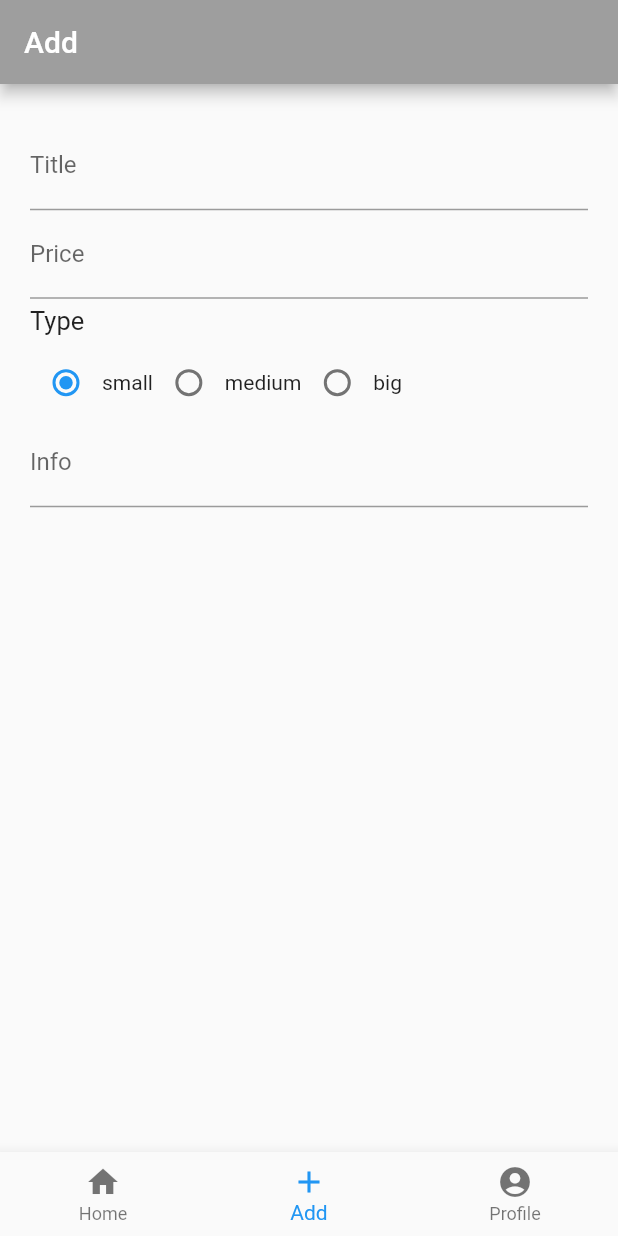
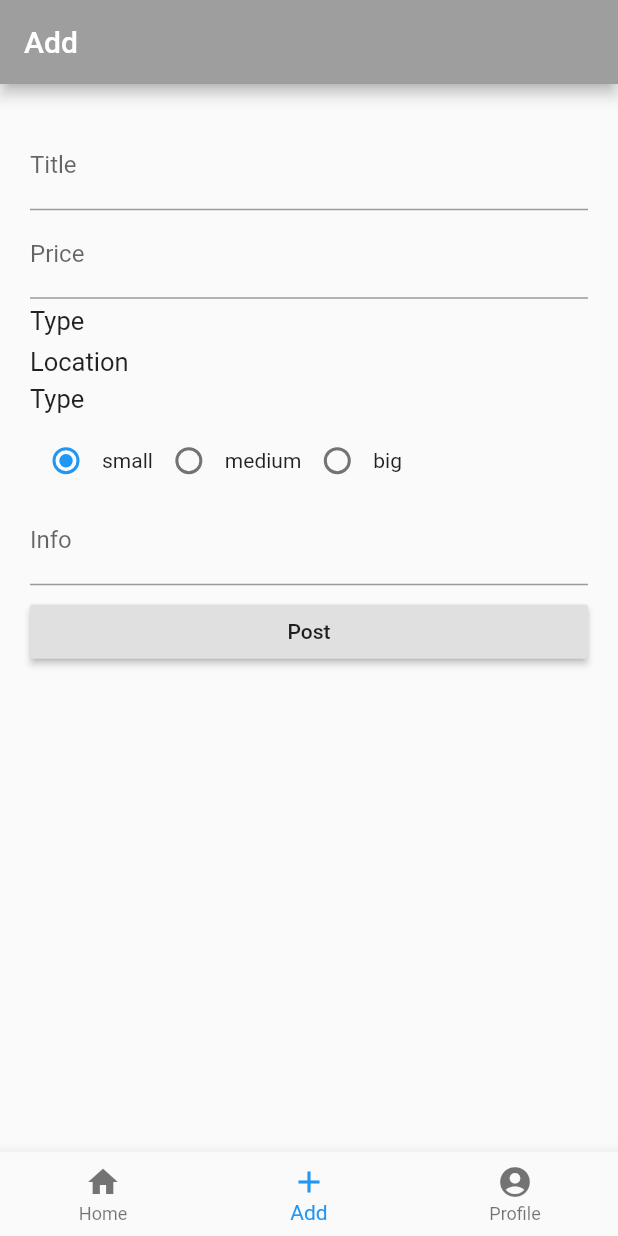
Before and after one commit to lkawka/parking, a Flutter app: the screen it shows after launch, item 2 of the bottom bar chosen, on a phone screen of 412 x 824 dp. Run offline on Flutter 3.47's test engine with Material 2 defaults, Android fonts, the phone set to English and light mode, and no system bars; our stand-ins replace flutter_map, latlong.

Commit message:
kodzenie ssie

```diff
--- a/lib/main.dart
+++ b/lib/main.dart
@@ -9,10 +9,16 @@ class MyApp extends StatelessWidget {
   @override
   Widget build(BuildContext context) {
     return AppState(
-      child: MaterialApp(
-        //debugShowCheckedModeBanner: true,
-        home: TabBarScreen(),
-      ),
+        child: Theme(
+          data: ThemeData(
+            primaryColor: Colors.redAccent,
+            splashColor: Colors.greenAccent,
+          ),
+          child: MaterialApp(
+            //debugShowCheckedModeBanner: true,
+            home: TabBarScreen(),
+          ),
+        )
     );
   }
 }
--- /dev/null
+++ b/lib/models/location.dart
@@ -0,0 +1,8 @@
+class Location {
+  String title;
+
+  double lat;
+  double lng;
+
+  Location({this.title, this.lat, this.lng});
+}
--- a/lib/screens/add/add.dart
+++ b/lib/screens/add/add.dart
@@ -1,20 +1,35 @@
 import 'package:flutter/material.dart';
+import 'package:parking/models/location.dart';
+import 'package:parking/screens/location/index.dart';
+
 
 class AddScreen extends StatefulWidget {
   @override
   _AddScreenState createState() => _AddScreenState();
 }
 
+
 class _AddScreenState extends State<AddScreen> {
+  final GlobalKey<FormState> _formKey = new GlobalKey<FormState>();
+
   String _title;
   double _price;
+  Location _location;
   int _radioValue = 0;
-  String info;
+  String _info;
 
   _handleRadioButtons(val) {
     setState(() {
       _radioValue = val;
     });
+  }
+
+  _saveInputs() {
+    if (_formKey.currentState.validate()) {
+      _formKey.currentState.save();
+    }
+
+    //TODO do something with inputs
   }
 
   @override
@@ -24,6 +39,15 @@ class _AddScreenState extends State<AddScreen> {
         decoration: InputDecoration(
           labelText: "Title",
         ),
+        onSaved: (val) {
+          _title = val;
+        },
+        validator: (val) {
+          if (val == null || val.length == 0) {
+            return "This field cannot be left empty";
+          }
+          return null;
+        },
       ),
     );
 
@@ -32,6 +56,45 @@ class _AddScreenState extends State<AddScreen> {
         decoration: InputDecoration(
           labelText: "Price",
         ),
+        onSaved: (val) {
+          _price = num.tryParse(val).toDouble();
+        },
+        keyboardType: TextInputType.numberWithOptions(decimal: true),
+        validator: (val) {
+          if (val == null || val.length == 0) {
+            return "This field cannot be left empty";
+          }
+          return null;
+        },
+      ),
+    );
+
+    var locationField = Container(
+      child: Column(
+        crossAxisAlignment: CrossAxisAlignment.start,
+        children: <Widget>[
+          Text(
+            "Type",
+            style: TextStyle(fontSize: 17.0),
+          ),
+          Container(
+            height: 7.0,
+          ),
+          GestureDetector(
+            onTap: () async {
+              _location = await Navigator.push(
+                  context,
+                  MaterialPageRoute<Location>(
+                      builder: (BuildContext context) {
+                        return LocationScreen();
+                      }
+                  )
+              );
+            },
+            child: Text(_location != null ? _location.title : "Location",
+              style: TextStyle(fontSize: 17.0),),
+          )
+        ],
       ),
     );
 
@@ -85,7 +148,15 @@ class _AddScreenState extends State<AddScreen> {
     var infoField = Container(
       child: TextFormField(
         decoration: InputDecoration(labelText: "Info"),
+        onSaved: (val) {
+          _info = val;
+        },
       ),
+    );
+
+    var postButton = RaisedButton(
+      child: Text("Post"),
+      onPressed: _saveInputs,
     );
 
     var listView = ListView(
@@ -98,11 +169,16 @@ class _AddScreenState extends State<AddScreen> {
         Container(
           height: 5.0,
         ),
+        locationField,
+        Container(
+          height: 5.0,
+        ),
         typeField,
         infoField,
         Container(
-          height: 15.0,
+          height: 7.0,
         ),
+        postButton,
       ],
     );
 
@@ -110,8 +186,11 @@ class _AddScreenState extends State<AddScreen> {
       padding:
       EdgeInsets.only(top: 25.0, bottom: 25.0, left: 20.0, right: 20.0),
       child: Form(
+        key: _formKey,
         autovalidate: false,
+        child: Container(
           child: listView,
+        ),
       ),
     );
 
@@ -121,6 +200,7 @@ class _AddScreenState extends State<AddScreen> {
         backgroundColor: Colors.grey,
       ),
       body: form,
+      resizeToAvoidBottomPadding: false,
     );
 
     return scaffold;
--- /dev/null
+++ b/lib/screens/location/index.dart
@@ -0,0 +1 @@
+export 'package:parking/screens/location/location.dart';
--- /dev/null
+++ b/lib/screens/profile/index.dart
@@ -0,0 +1 @@
+export 'package:parking/screens/profile/profile.dart';
--- /dev/null
+++ b/lib/screens/profile/widgets/rent_cell/index.dart
@@ -0,0 +1 @@
+export 'package:parking/screens/profile/widgets/rent_cell/rent_cell.dart';
--- a/lib/screens/tab_bar/tab_bar.dart
+++ b/lib/screens/tab_bar/tab_bar.dart
@@ -3,6 +3,7 @@ import 'package:flutter/services.dart';
 import 'package:parking/screens/add/index.dart';
 import 'package:parking/screens/backdrop/index.dart';
 import 'package:parking/screens/map/index.dart';
+import 'package:parking/screens/profile/index.dart';
 
 class TabBarScreen extends StatefulWidget {
   @override
@@ -24,14 +25,7 @@ class _TabBarScreenState extends State<TabBarScreen> {
             itemCount: 30,
           )),
       AddScreen(),
-      BackdropScaffold(
-          backpanel: MapScreen(),
-          body: ListView.builder(
-            itemBuilder: (index, context) {
-              return Text("siema");
-            },
-            itemCount: 30,
-          )),
+      ProfileScreen(),
     ];
 
     // Sets icons in task bar to black on iOS
```
Also changed, not shown: lib/screens/location/location.dart (added, +29 -0 lines), lib/screens/profile/profile.dart (added, +62 -0 lines), lib/screens/profile/widgets/rent_cell/rent_cell.dart (added, +45 -0 lines). Lines whose indentation alone changed are shown as unchanged.
